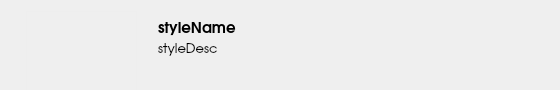
Qt form kde/kaptan/src/gui/styleitem.ui (pars-linux/uludag) before a commit.
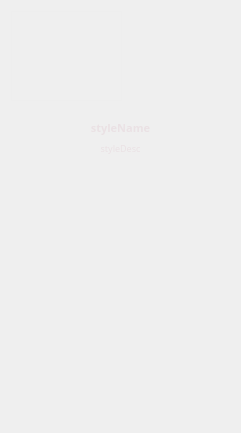
The same form after that commit. Icons and pictures are not drawn.

The edit to the form file:
```diff
--- a/kde/kaptan/src/gui/styleitem.ui
+++ b/kde/kaptan/src/gui/styleitem.ui
@@ -6,8 +6,8 @@
    <rect>
     <x>0</x>
     <y>0</y>
-    <width>560</width>
-    <height>90</height>
+    <width>241</width>
+    <height>433</height>
    </rect>
   </property>
   <property name="minimumSize">
@@ -19,8 +19,11 @@
   <property name="windowTitle">
    <string>Form</string>
   </property>
-  <layout class="QGridLayout" name="gridLayout">
-   <item row="0" column="1">
+  <property name="styleSheet">
+   <string notr="true">color: rgb(234, 225, 228);</string>
+  </property>
+  <layout class="QVBoxLayout" name="verticalLayout">
+   <item>
     <widget class="QLabel" name="stylePreview">
      <property name="minimumSize">
       <size>
@@ -46,31 +49,33 @@
      <property name="scaledContents">
       <bool>true</bool>
      </property>
+     <property name="alignment">
+      <set>Qt::AlignCenter</set>
+     </property>
     </widget>
    </item>
-   <item row="0" column="2">
-    <layout class="QVBoxLayout" name="verticalLayout">
-     <property name="spacing">
-      <number>5</number>
+   <item>
+    <spacer name="verticalSpacer_2">
+     <property name="orientation">
+      <enum>Qt::Vertical</enum>
      </property>
-     <property name="sizeConstraint">
-      <enum>QLayout::SetNoConstraint</enum>
+     <property name="sizeType">
+      <enum>QSizePolicy::Fixed</enum>
      </property>
-     <property name="leftMargin">
-      <number>15</number>
+     <property name="sizeHint" stdset="0">
+      <size>
+       <width>13</width>
+       <height>13</height>
+      </size>
      </property>
-     <property name="topMargin">
-      <number>5</number>
-     </property>
-     <property name="rightMargin">
-      <number>15</number>
-     </property>
+    </spacer>
+   </item>
      <item>
       <widget class="QLabel" name="styleName">
        <property name="font">
         <font>
-         <family>URW Gothic L</family>
-         <pointsize>11</pointsize>
+       <family>Sans Serif</family>
+       <pointsize>8</pointsize>
          <weight>75</weight>
          <bold>true</bold>
         </font>
@@ -78,20 +83,23 @@
        <property name="text">
         <string>styleName</string>
        </property>
+     <property name="alignment">
+      <set>Qt::AlignCenter</set>
+     </property>
       </widget>
      </item>
      <item>
       <widget class="QLabel" name="styleDesc">
        <property name="minimumSize">
         <size>
-         <width>200</width>
+       <width>0</width>
          <height>0</height>
         </size>
        </property>
        <property name="font">
         <font>
-         <family>URW Gothic L</family>
-         <pointsize>10</pointsize>
+       <family>Sans Serif</family>
+       <pointsize>7</pointsize>
         </font>
        </property>
        <property name="styleSheet">
@@ -100,6 +108,9 @@
        <property name="text">
         <string>styleDesc</string>
        </property>
+     <property name="alignment">
+      <set>Qt::AlignCenter</set>
+     </property>
        <property name="wordWrap">
         <bool>true</bool>
        </property>
@@ -114,37 +125,6 @@
         <size>
          <width>20</width>
          <height>40</height>
-        </size>
-       </property>
-      </spacer>
-     </item>
-    </layout>
-   </item>
-   <item row="0" column="3">
-    <spacer name="horizontalSpacer">
-     <property name="orientation">
-      <enum>Qt::Horizontal</enum>
-     </property>
-     <property name="sizeHint" stdset="0">
-      <size>
-       <width>313</width>
-       <height>20</height>
-      </size>
-     </property>
-    </spacer>
-   </item>
-   <item row="0" column="0">
-    <spacer name="horizontalSpacer_2">
-     <property name="orientation">
-      <enum>Qt::Horizontal</enum>
-     </property>
-     <property name="sizeType">
-      <enum>QSizePolicy::Fixed</enum>
-     </property>
-     <property name="sizeHint" stdset="0">
-      <size>
-       <width>15</width>
-       <height>20</height>
       </size>
      </property>
     </spacer>
```
Lines whose indentation alone changed are shown as unchanged.
